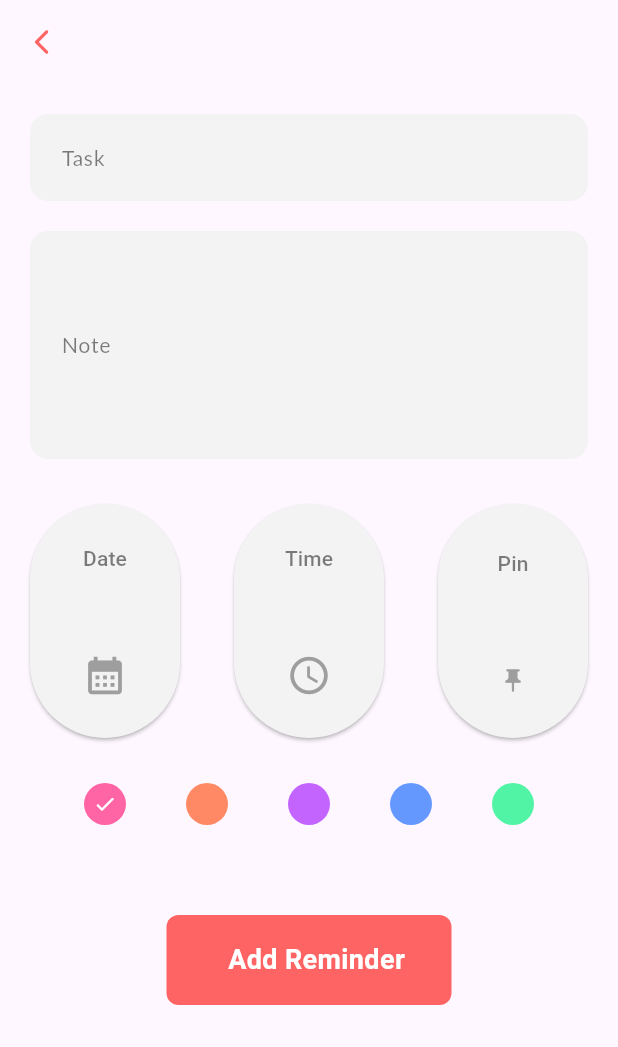
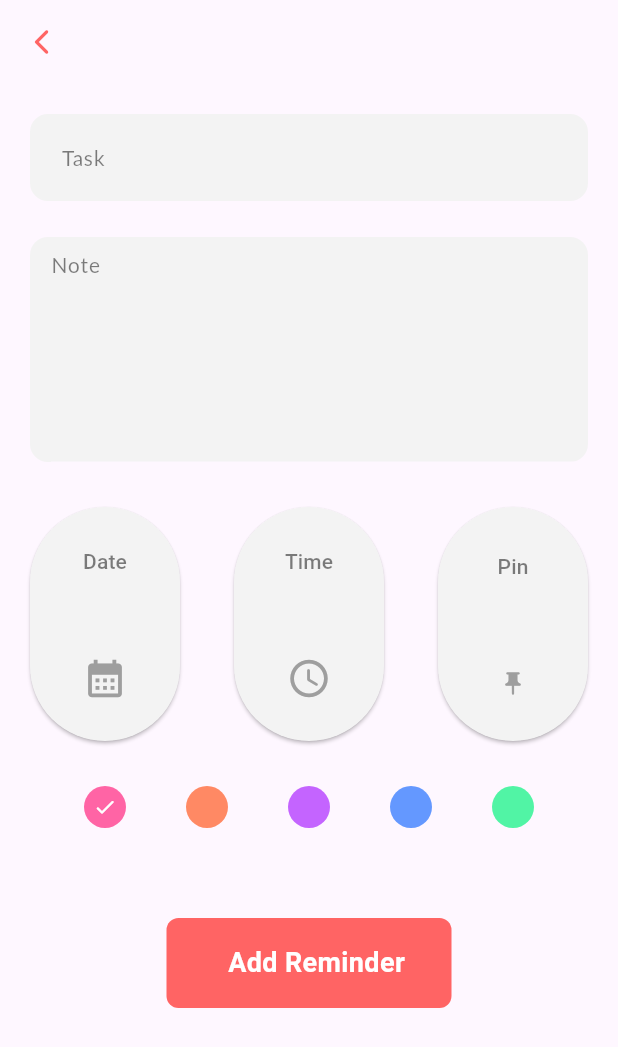
Before and after one commit to ThetSweLynn/MyToDos, a Flutter app: the AddTaskPage screen opened directly, on a phone screen of 412 x 824 dp. Shown: the top 1047 px of the screen. Run offline on Flutter 3.47's test engine with Material 3 defaults, Android fonts, the phone set to English and light mode, and no system bars; our stand-ins replace flutter_local_notifications, flutter_staggered_animations, flutter_timezone, get, get_storage, google_fonts and 2 more; accounts and stored records are empty.

Commit message:
largertextfield,dbhstry

```diff
--- a/my_to_dos_application/lib/models/reminder.dart
+++ b/my_to_dos_application/lib/models/reminder.dart
@@ -20,8 +20,8 @@ class Reminder {
 
   Reminder.fromJson(Map<String, dynamic> json) {
     id = json['id'];
-    task = json['task'];
-    note = json['note'];
+    task = json['task'].toString();
+    note = json['note'].toString();
     isCompleted = json['isCompleted'];
     date = json['date'];
     time = json['time'];
--- a/my_to_dos_application/lib/ui/add_task_page.dart
+++ b/my_to_dos_application/lib/ui/add_task_page.dart
@@ -10,6 +10,7 @@ import 'package:my_to_dos_application/models/reminder.dart';
 import 'package:my_to_dos_application/ui/theme.dart';
 import 'package:my_to_dos_application/ui/widgets/button.dart';
 import 'package:my_to_dos_application/ui/widgets/input_field.dart';
+import 'package:my_to_dos_application/ui/widgets/larger_text_field.dart';
 
 class AddTaskPage extends StatefulWidget {
   const AddTaskPage({super.key});
@@ -47,10 +48,8 @@ class _AddTaskPageState extends State<AddTaskPage> {
                 height: 58,
                 controller: _taskController,
               ),
-              //this one needs fixing in hint part
-              MyInputField(
+              LargerInputField(
                 hint: "Note",
-                height: 152,
                 controller: _noteController,
               ),
               Row(
@@ -104,8 +103,8 @@ class _AddTaskPageState extends State<AddTaskPage> {
   _addReminderToDB() async {
     int value = await _reminderController.addReminder(
         reminder: Reminder(
-            task: _taskController.text,
-            note: _noteController.text,
+            task: _taskController.text.toString(),
+            note: _noteController.text.toString(),
             date: DateFormat.yMd().format(_selectedDate),
             time: _selectedTime.format(context),
             color: _selectedColor,
--- /dev/null
+++ b/my_to_dos_application/lib/ui/widgets/larger_text_field.dart
@@ -0,0 +1,65 @@
+//Note
+import 'package:flutter/material.dart';
+import 'package:get/get.dart';
+import 'package:my_to_dos_application/ui/theme.dart';
+
+class LargerInputField extends StatelessWidget {
+  //final String task;
+  final String hint;
+  final TextEditingController? controller;
+  final Widget? widget;
+  const LargerInputField({
+    Key? key,
+    //required this.task,
+    required this.hint,
+    this.controller,
+    this.widget,
+  }) : super(key: key);
+
+  @override
+  Widget build(BuildContext context) {
+    return Container(
+        margin: EdgeInsets.only(top: 16),
+        child: Column(
+          children: [
+            Container(
+                height: 150,
+                margin: EdgeInsets.only(top: 8.0),
+                padding: EdgeInsets.only(left: 14),
+                decoration: BoxDecoration(
+                    //color: Colors.grey[100],
+                    color: inputFieldClr,
+                    borderRadius: BorderRadius.circular(12)),
+                child: Row(
+                  children: [
+                    Expanded(
+                        child: TextFormField(
+                            //minLines: 1,
+                            maxLines: 10, //weird line disappeared
+                            keyboardType: TextInputType.multiline,
+                            autofocus: false,
+                            cursorColor: Get.isDarkMode
+                                ? Colors.grey[100]
+                                : Colors.grey[700],
+                            controller: controller,
+                            style: inputTextStyle,
+                            decoration: InputDecoration(
+                              hintText: hint,
+                              hintStyle: inputHintStyle,
+                              focusedBorder: UnderlineInputBorder(
+                                  borderSide: BorderSide(
+                                      color: context.theme.backgroundColor,
+                                      width: 0)),
+                              enabledBorder: UnderlineInputBorder(
+                                borderSide: BorderSide(
+                                  color: context.theme.backgroundColor,
+                                  width: 0,
+                                ),
+                              ),
+                            )))
+                  ],
+                ))
+          ],
+        ));
+  }
+}
```
Also changed, not shown: my_to_dos_application/lib/database/db_helper.dart (+9 -0 lines), my_to_dos_application/lib/ui/history_page.dart (+23 -10 lines).
